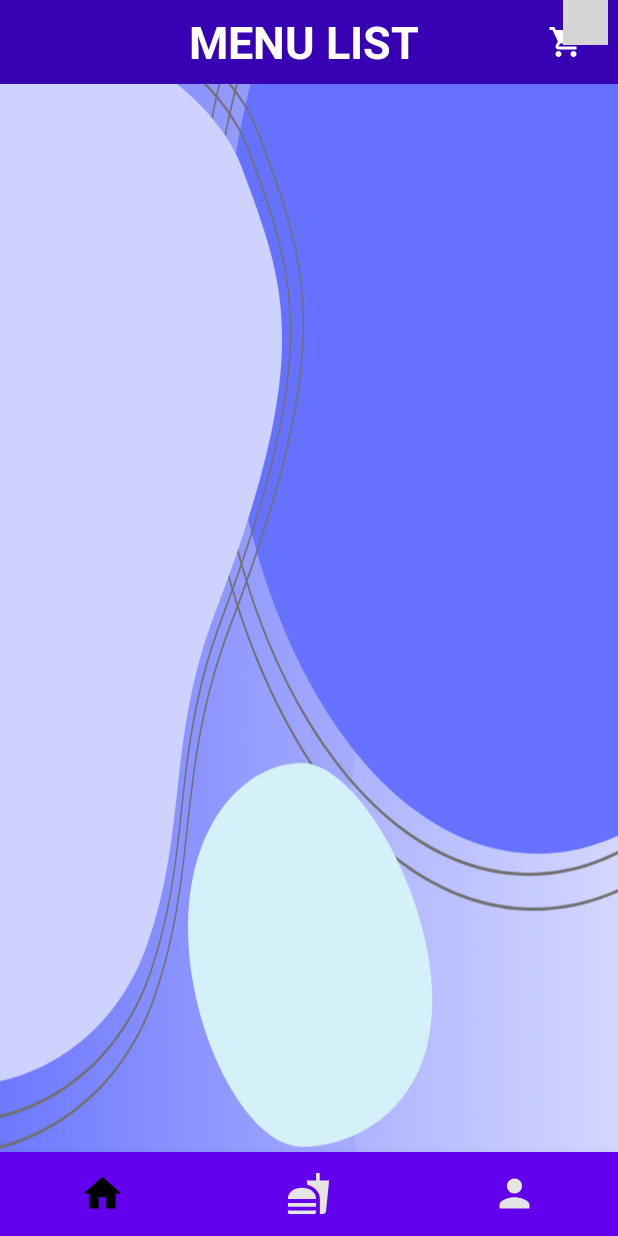
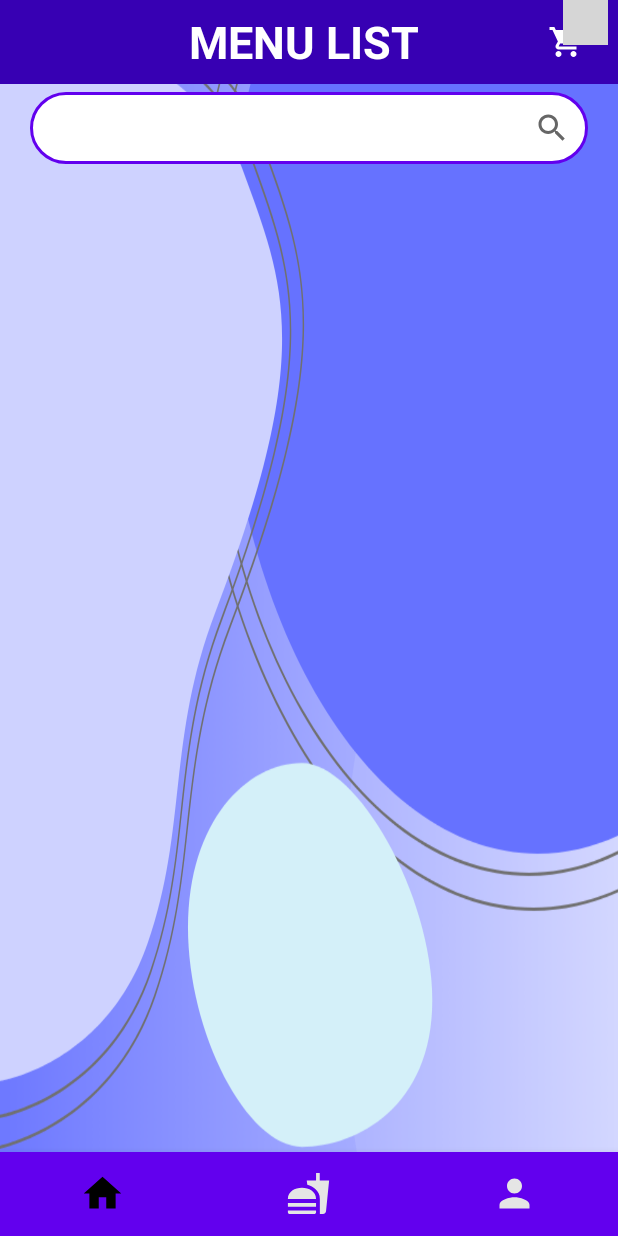
Before and after one commit to destanuarisufiaa/Compare_User, an Android app: the screen it shows after launch once a user with an empty profile is signed in (MainActivity), on a phone screen of 412 x 824 dp. Run offline under Robolectric (Android 15) with nearby library versions, the phone set to English and light mode, and no system bars; our stand-ins replace EventBus, Firebase (no records; nobody signed in at launch, a user with empty details on screens opened directly); plain views replace NotificationBadge; grey boxes are pictures that could not be loaded.

Commit message:
penambahan searchview dan builder logout

```diff
--- a/app/src/main/java/com/compare/compare_user/DetailActivity.kt
+++ b/app/src/main/java/com/compare/compare_user/DetailActivity.kt
@@ -67,7 +67,7 @@ class DetailActivity : AppCompatActivity() {
                 cartModel.key = binding.detailTittle.toString().trim()
                 cartModel.name = binding.detailTittle.text.toString().trim()
                 cartModel.image = imageURL.trim()
-                cartModel.price = binding.detailHarga.text.toString().trim()
+                cartModel.price = price.trim()
                 cartModel.quantity = 1
                 cartModel.totalPrice = price.toFloat()
 
--- /dev/null
+++ b/app/src/main/res/drawable/bg_searchbar.xml
@@ -0,0 +1,10 @@
+<?xml version="1.0" encoding="utf-8"?>
+<shape xmlns:android="http://schemas.android.com/apk/res/android"
+    android:shape="rectangle">
+    <solid android:color="#FFFFFF" />
+    <stroke
+        android:width="2dp"
+        android:color="@color/purple_500" />
+    <corners
+        android:radius="50dp" />
+</shape>
--- /dev/null
+++ b/app/src/main/res/drawable/ic_baseline_search_24.xml
@@ -0,0 +1,5 @@
+<vector android:height="24dp" android:tint="#0B0BD5"
+    android:viewportHeight="24" android:viewportWidth="24"
+    android:width="24dp" xmlns:android="http://schemas.android.com/apk/res/android">
+    <path android:fillColor="@android:color/white" android:pathData="M15.5,14h-0.79l-0.28,-0.27C15.41,12.59 16,11.11 16,9.5 16,5.91 13.09,3 9.5,3S3,5.91 3,9.5 5.91,16 9.5,16c1.61,0 3.09,-0.59 4.23,-1.57l0.27,0.28v0.79l5,4.99L20.49,19l-4.99,-5zM9.5,14C7.01,14 5,11.99 5,9.5S7.01,5 9.5,5 14,7.01 14,9.5 11.99,14 9.5,14z"/>
+</vector>
--- a/app/src/main/res/layout/fragment_home.xml
+++ b/app/src/main/res/layout/fragment_home.xml
@@ -59,14 +59,30 @@
 
         </LinearLayout>
 
+        <androidx.appcompat.widget.SearchView
+            android:layout_below="@+id/panel"
+            android:id="@+id/searchView"
+            android:layout_width="match_parent"
+            android:layout_height="wrap_content"
+            android:queryHint="Cari Menu"
+            android:background="@drawable/bg_searchbar"
+            android:layoutDirection="rtl"
+            android:inputType="text"
+            android:searchIcon="@drawable/ic_baseline_search_24"
+            android:layout_marginTop="5dp"
+            android:layout_marginLeft="20dp"
+            android:layout_marginRight="20dp"
+            android:textColor="@color/purple_500"/>
+
         <androidx.recyclerview.widget.RecyclerView
             android:id="@+id/recyclerView"
             android:layout_width="match_parent"
             android:layout_height="match_parent"
+            android:layout_marginTop="5dp"
             android:layout_marginStart="10dp"
             android:layout_marginEnd="10dp"
             android:layout_marginBottom="10dp"
-            android:layout_below="@+id/panel"
+            android:layout_below="@+id/searchView"
             android:scrollbars="vertical" />
     </RelativeLayout>
 
--- /dev/null
+++ b/app/src/main/res/values-night/dimens/dimens.xml
@@ -0,0 +1,4 @@
+<?xml version="1.0" encoding="utf-8"?>
+<resources>
+    <dimen name="dialog_corner_radius">20dp</dimen>
+</resources>
--- /dev/null
+++ b/app/src/main/res/values/dimens.xml
@@ -0,0 +1,4 @@
+<?xml version="1.0" encoding="utf-8"?>
+<resources>
+    <dimen name="dialog_corner_radius">20dp</dimen>
+</resources>
```
Also changed, not shown: app/src/main/java/com/compare/compare_user/Home.kt (+22 -2 lines), app/src/main/java/com/compare/compare_user/MyAdapter.kt (+44 -23 lines), app/src/main/java/com/compare/compare_user/ProfilPengguna.kt (+89 -5 lines), app/src/main/java/com/compare/compare_user/form_pemesanan.kt (+10 -6 lines).
